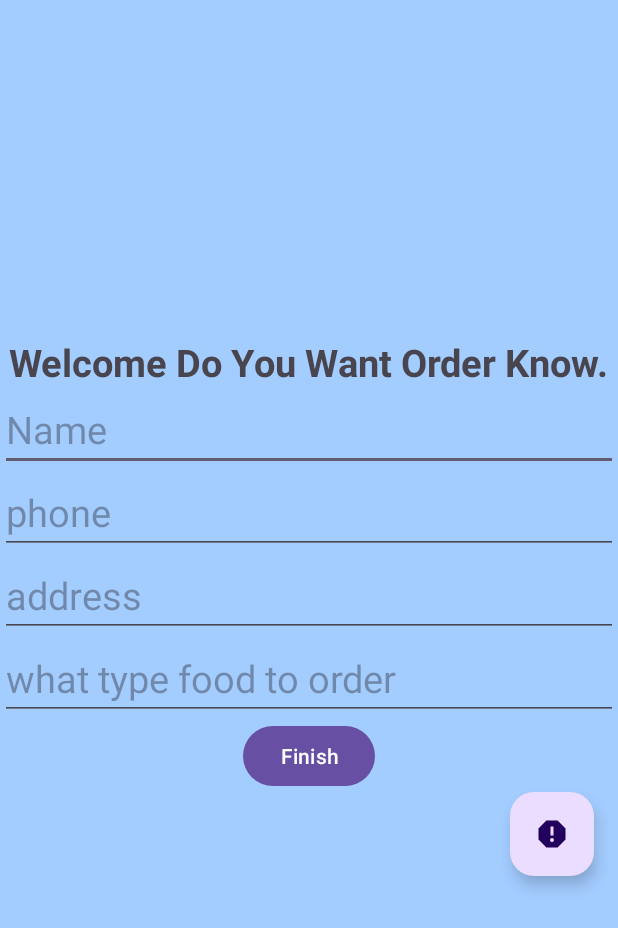
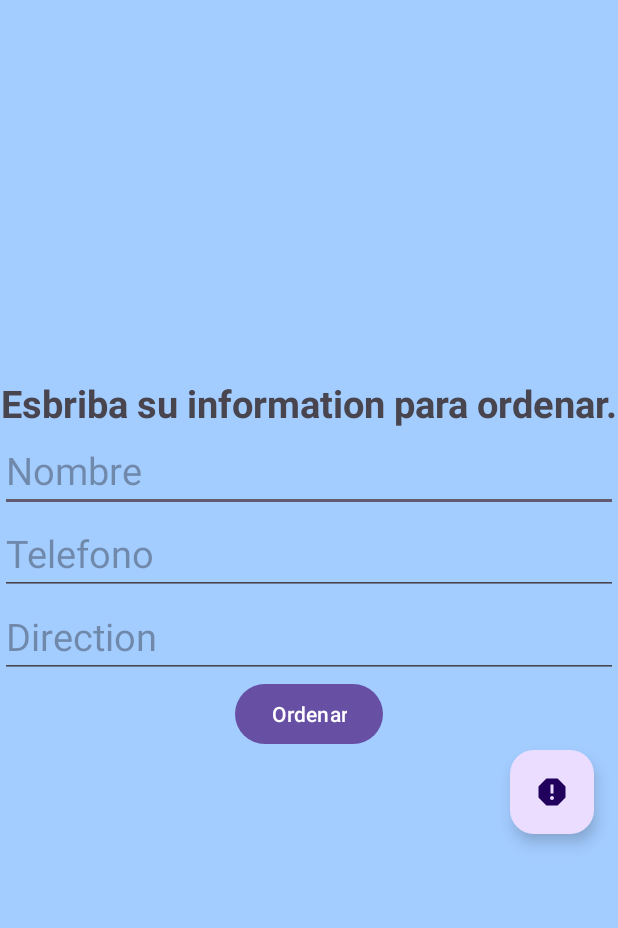
Before and after one commit to LCh-Salgado/LChS-RestaurantApp, an Android app: the OrderActivity screen opened directly, with no data from a screen before it, on a phone screen of 412 x 824 dp. Shown: the top 928 px of the screen. Run offline under Robolectric (Android 15) with nearby library versions, the phone set to English and light mode, and no system bars; 1 statement that could not run was skipped.

Commit message:
delete a edit text

```diff
--- a/app/src/main/res/layout/activity_order.xml
+++ b/app/src/main/res/layout/activity_order.xml
@@ -11,41 +11,34 @@
         android:layout_height="wrap_content"
         android:textStyle="bold"
         android:textSize="25dp"
-        android:text="Welcome Do You Want Order Know."/>
+        android:text="Esbriba su information para ordenar."/>
 
     <EditText
         android:layout_width="match_parent"
         android:layout_height="wrap_content"
         android:textSize="25sp"
         android:id="@+id/TypeName"
-        android:hint="Name"/>
+        android:hint="Nombre"/>
 
     <EditText
         android:layout_width="match_parent"
         android:layout_height="wrap_content"
         android:textSize="25sp"
         android:id="@+id/TypePhone"
-        android:hint="phone"/>
+        android:hint="Telefono"/>
 
     <EditText
         android:layout_width="match_parent"
         android:layout_height="wrap_content"
         android:textSize="25sp"
         android:id="@+id/TypeAddress"
-        android:hint="address"/>
-
-    <EditText
-        android:layout_width="match_parent"
-        android:layout_height="wrap_content"
-        android:textSize="25sp"
-        android:id="@+id/TypeOfFood"
-        android:hint="what type food to order"/>
+        android:hint="Direction"/>
 
 
     <Button
         android:layout_width="wrap_content"
         android:layout_height="wrap_content"
-        android:text="Finish"
+        android:text="Ordenar"
         android:id="@+id/tanksBTN"/>
 
     <com.google.android.material.floatingactionbutton.FloatingActionButton
```
